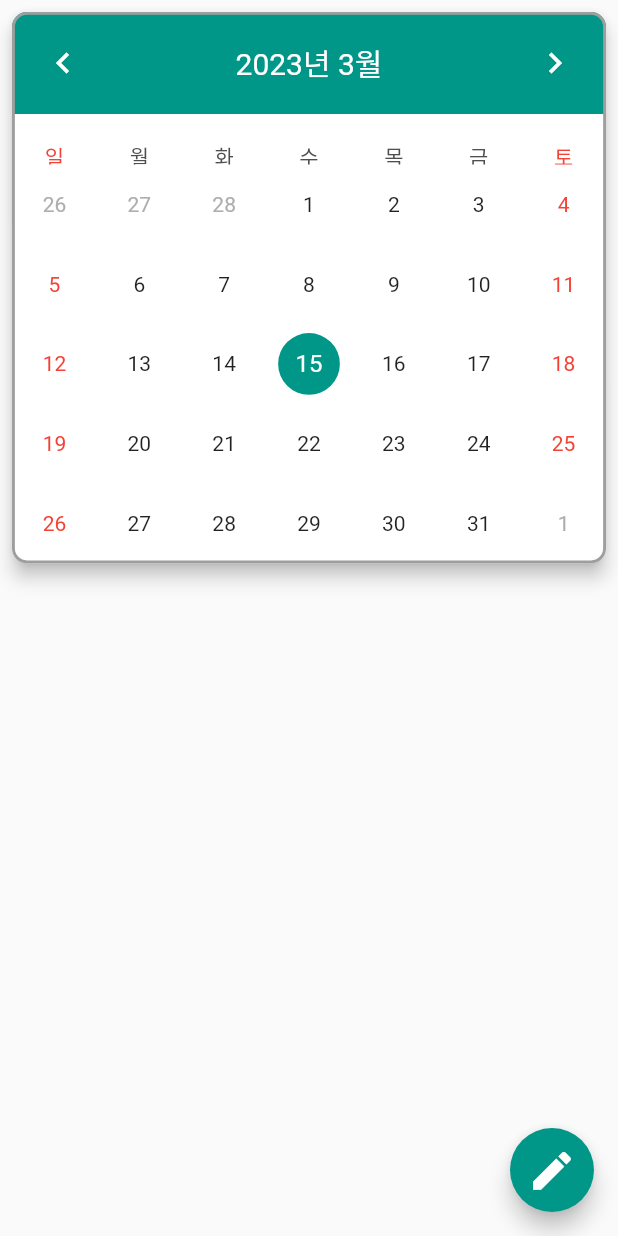
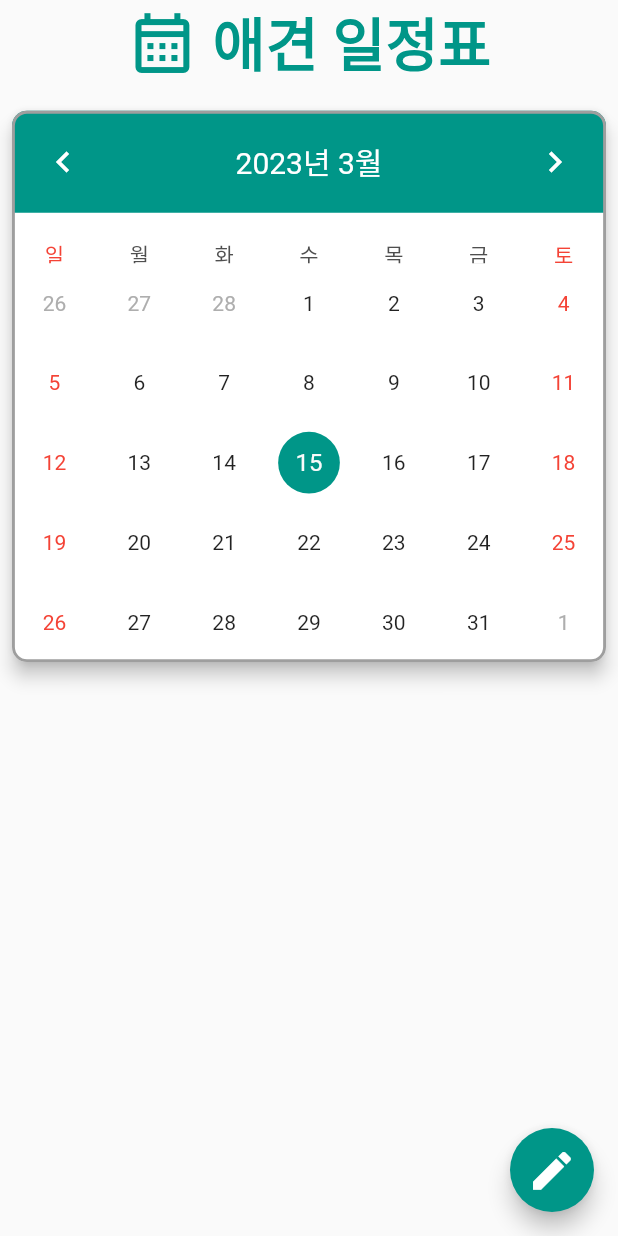
Before and after one commit to Pushedsu/PetCare-App, a Flutter app: the CalendarPage screen opened by its route, on a phone screen of 412 x 824 dp. Run offline on Flutter 3.47's test engine with Material 2 defaults, Android fonts, the phone set to English and light mode, and no system bars; drawn by our look-alikes of table_calendar; our stand-ins replace flutter_screenutil, flutter_secure_storage, jwt_decoder, shared_preferences; accounts and stored records are empty.

Commit message:
Add Calendar Title Text

```diff
--- a/lib/pages/Calendar/calendar_page.dart
+++ b/lib/pages/Calendar/calendar_page.dart
@@ -5,6 +5,7 @@ import 'package:flutter/material.dart';
 import 'package:flutter_screenutil/flutter_screenutil.dart';
 import 'package:intl/intl.dart';
 import 'package:pet_care/providers/events_provider.dart';
+import 'package:pet_care/providers/user_info_provider.dart';
 import 'package:pet_care/widgets/text_field.dart';
 import 'package:provider/provider.dart';
 import 'package:table_calendar/table_calendar.dart';
@@ -41,8 +42,8 @@ class _CalendarPageState extends State<CalendarPage> {
 
   loadData() async {
     final storage = await SharedPreferences.getInstance();
-    String storageData = storage.getString('mapData') ?? 'nothing';
-    if(storageData == 'nothing') {
+    String storageData = storage.getString('${context.read<UserInfoProvider>().getName()}') ?? 'loaded data nothing';
+    if(storageData == 'loaded data nothing') {
       print(storageData);
     } else {
       var loadMapData = jsonDecode(storageData);
@@ -54,7 +55,7 @@ class _CalendarPageState extends State<CalendarPage> {
     final storage = await SharedPreferences.getInstance();
     String map = jsonEncode(context.read<EventsProvider>().getEvents());
     if(map.isNotEmpty) {
-      storage.setString('mapData',map);
+      storage.setString('${context.read<UserInfoProvider>().getName()}',map);
     }
   }
 
@@ -87,6 +88,24 @@ class _CalendarPageState extends State<CalendarPage> {
       body: SafeArea(
         child: Column(
           children: [
+            Container(
+              child: Row(
+                mainAxisAlignment: MainAxisAlignment.center,
+                children: [
+                  Icon(Icons.calendar_month_outlined,size: 50.sp,color: Colors.teal,),
+                  SizedBox(width: 10.w,),
+                  Text(
+                    '애견 일정표',
+                    style: TextStyle(
+                        fontSize: 40.sp,
+                        color: Colors.teal,
+                        fontWeight: FontWeight.bold,
+                    ),
+                  ),
+                ],
+              ),
+            ),
+            SizedBox(height: 10.h,),
             Card(
               margin: EdgeInsets.all(8.0),
               elevation: 5.0,
@@ -215,6 +234,7 @@ class _CalendarPageState extends State<CalendarPage> {
                           child: ListTile(
                             onLongPress: () {
                               context.read<EventsProvider>().deleteEvents(_selectedDay,index);
+                              saveData();
                             },
                             title: Text('${event_icon_index['contents']}'),
                             trailing: Icon(
@@ -238,6 +258,7 @@ class _CalendarPageState extends State<CalendarPage> {
                             onLongPress: () {
                               setState(() {
                                 context.read<EventsProvider>().deleteEvents(_selectedDay,index);
+                                saveData();
                               });
                             },
                             title: Text('${event_icon_index['contents']}'),
@@ -262,6 +283,7 @@ class _CalendarPageState extends State<CalendarPage> {
                             onLongPress: () {
                               setState(() {
                                 context.read<EventsProvider>().deleteEvents(_selectedDay,index);
+                                saveData();
                               });
                             },
                             title: Text('${event_icon_index['contents']}'),
```
